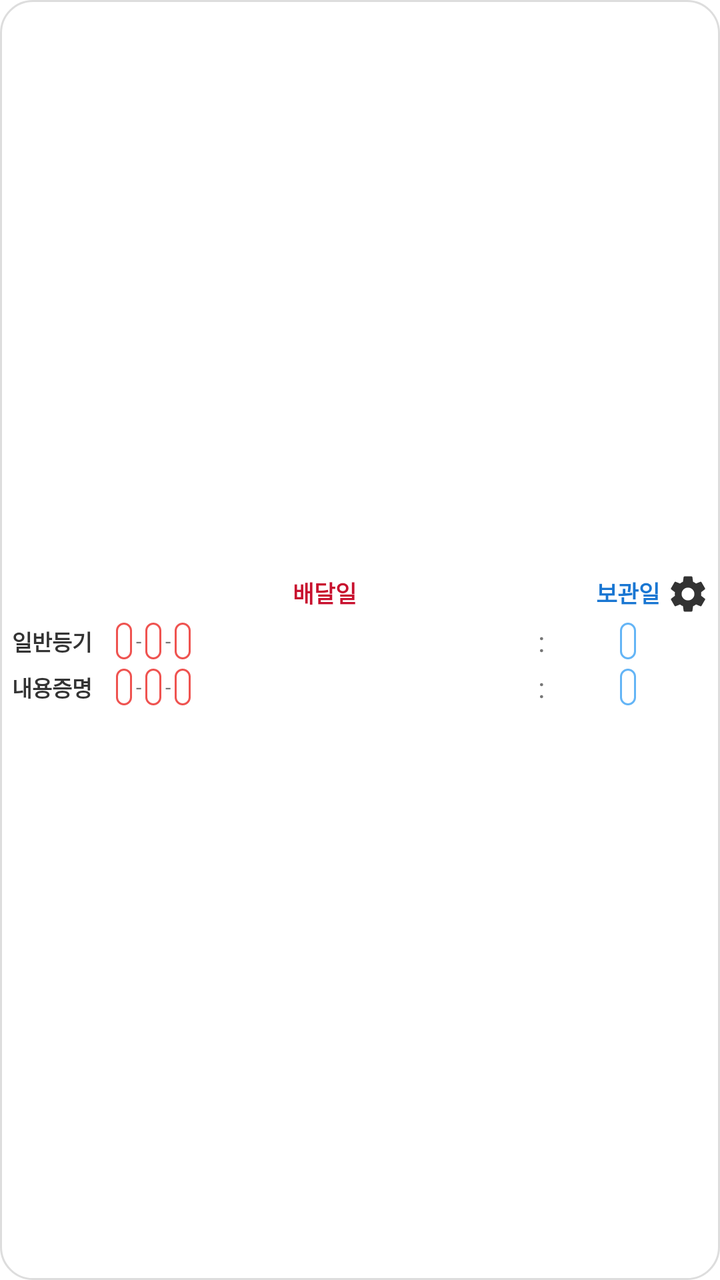
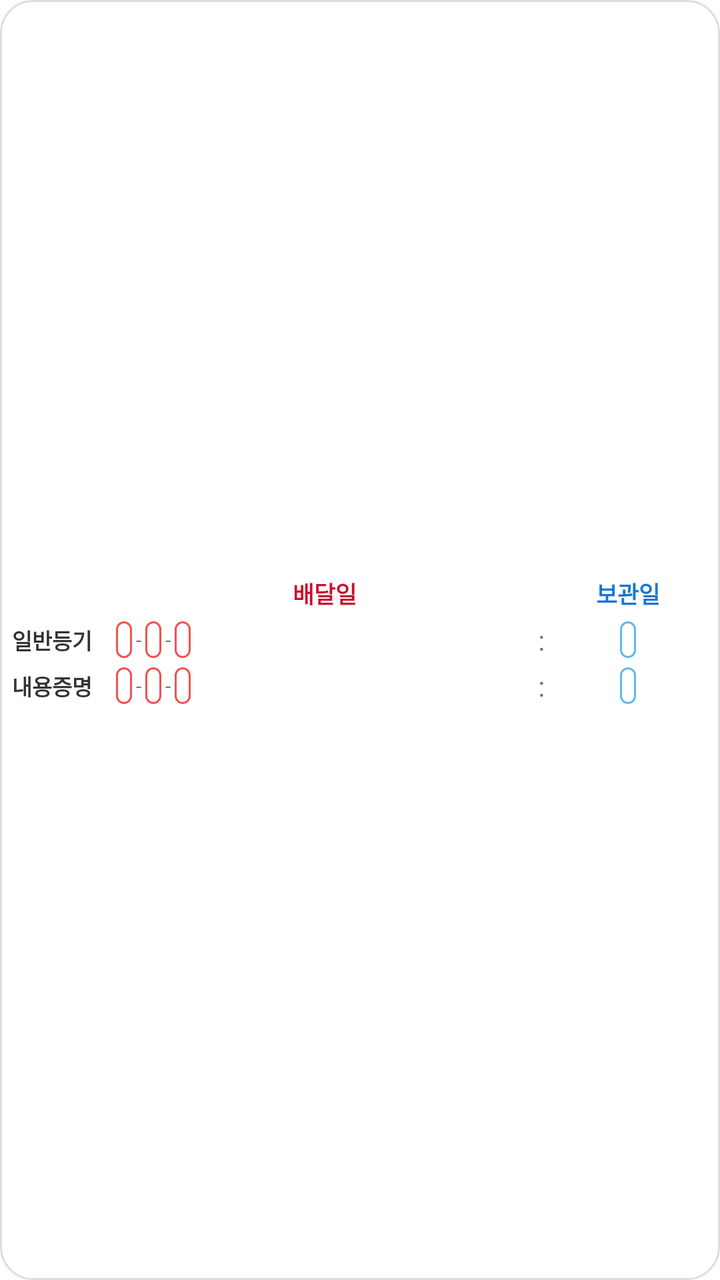

Two renders of the same Android screen: before a commit and after it. Below are the layout's source before the change and the commit's diff.
<!-- AndroidManifest.xml: application theme Theme.BusinessDayCalculator -->
<!-- res/layout/widget_medium.xml -->
<?xml version="1.0" encoding="utf-8"?>
<LinearLayout xmlns:android="http://schemas.android.com/apk/res/android"
    android:id="@+id/widget_root"
    android:layout_width="match_parent"
    android:layout_height="match_parent"
    android:background="@drawable/widget_bg"
    android:orientation="vertical"
    android:padding="6dp"
    android:gravity="center_vertical">

    
    <RelativeLayout
        android:layout_width="match_parent"
        android:layout_height="wrap_content"
        android:layout_marginBottom="4dp">

        <LinearLayout
            android:layout_width="match_parent"
            android:layout_height="wrap_content"
            android:orientation="horizontal"
            android:gravity="center_vertical">

            <TextView android:layout_width="52dp" android:layout_height="wrap_content" />

            <TextView
                android:layout_width="0dp"
                android:layout_height="wrap_content"
                android:layout_weight="1"
                android:text="배달일"
                android:textColor="@color/chip_green_text"
                android:textStyle="bold"
                android:textSize="11.5sp"
                android:gravity="center" />

            <TextView
                android:layout_width="wrap_content"
                android:layout_height="wrap_content"
                android:text=":"
                android:visibility="invisible"
                android:paddingLeft="2dp"
                android:paddingRight="2dp" />

            <LinearLayout
                android:layout_width="0dp"
                android:layout_height="wrap_content"
                android:layout_weight="0.38"
                android:gravity="center">

                <TextView
                    android:layout_width="wrap_content"
                    android:layout_height="wrap_content"
                    android:text="보관일"
                    android:textColor="@color/chip_blue_text"
                    android:textStyle="bold"
                    android:textSize="11.5sp" />
            </LinearLayout>
        </LinearLayout>

        <ImageButton
            android:id="@+id/btnWidgetSettings"
            android:layout_width="20dp"
            android:layout_height="20dp"
            android:layout_alignParentEnd="true"
            android:layout_centerVertical="true"
            android:background="@android:color/transparent"
            android:src="@drawable/ic_settings"
            android:contentDescription="위젯 설정" />
    </RelativeLayout>

    
    <LinearLayout
        android:layout_width="match_parent"
        android:layout_height="wrap_content"
        android:orientation="horizontal"
        android:gravity="center_vertical"
        android:layout_marginBottom="4dp">

        <TextView
            android:id="@+id/tvTitleNormal"
            android:layout_width="52dp"
            android:layout_height="wrap_content"
            android:text="일반등기"
            android:textSize="11sp"
            android:textStyle="bold"
            android:textColor="@color/text_main" />

        <LinearLayout
            android:layout_width="0dp"
            android:layout_height="wrap_content"
            android:layout_weight="1"
            android:orientation="horizontal"
            android:gravity="center_vertical|start">

            <TextView
                android:id="@+id/chipNormalDel1"
                android:layout_width="wrap_content"
                android:layout_height="wrap_content"
                android:background="@drawable/chip_green"
                android:textColor="@color/chip_green_text"
                android:textSize="10.5sp"
                android:paddingLeft="4dp"
                android:paddingRight="4dp"
                android:paddingTop="2dp"
                android:paddingBottom="2dp"
                android:singleLine="true" />

            <TextView
                android:id="@+id/dashNormalDel1"
                android:layout_width="wrap_content"
                android:layout_height="wrap_content"
                android:text="-"
                android:textColor="@color/text_secondary"
                android:paddingLeft="2dp"
                android:paddingRight="2dp"
                android:textSize="10sp" />

            <TextView
                android:id="@+id/chipNormalDel2"
                android:layout_width="wrap_content"
                android:layout_height="wrap_content"
                android:background="@drawable/chip_green"
                android:textColor="@color/chip_green_text"
                android:textSize="10.5sp"
                android:paddingLeft="4dp"
                android:paddingRight="4dp"
                android:paddingTop="2dp"
                android:paddingBottom="2dp"
                android:singleLine="true" />

            <TextView
                android:id="@+id/dashNormalDel2"
                android:layout_width="wrap_content"
                android:layout_height="wrap_content"
                android:text="-"
                android:textColor="@color/text_secondary"
                android:paddingLeft="2dp"
                android:paddingRight="2dp"
                android:textSize="10sp" />

            <TextView
                android:id="@+id/chipNormalDel3"
                android:layout_width="wrap_content"
                android:layout_height="wrap_content"
                android:background="@drawable/chip_green"
                android:textColor="@color/chip_green_text"
                android:textSize="10.5sp"
                android:paddingLeft="4dp"
                android:paddingRight="4dp"
                android:paddingTop="2dp"
                android:paddingBottom="2dp"
                android:singleLine="true" />
        </LinearLayout>

        <TextView
            android:id="@+id/colonNormal"
            android:layout_width="wrap_content"
            android:layout_height="wrap_content"
            android:text=":"
            android:textColor="@color/text_secondary"
            android:paddingLeft="2dp"
            android:paddingRight="2dp" />

        <LinearLayout
            android:layout_width="0dp"
            android:layout_height="wrap_content"
            android:layout_weight="0.38"
            android:gravity="center">

            <TextView
                android:id="@+id/chipNormalSto"
                android:layout_width="wrap_content"
                android:layout_height="wrap_content"
                android:background="@drawable/chip_blue"
                android:textColor="@color/chip_blue_text"
                android:textSize="10.5sp"
                android:paddingLeft="4dp"
                android:paddingRight="4dp"
                android:paddingTop="2dp"
                android:paddingBottom="2dp"
                android:singleLine="true" />
        </LinearLayout>
    </LinearLayout>

    
    <LinearLayout
        android:layout_width="match_parent"
        android:layout_height="wrap_content"
        android:orientation="horizontal"
        android:gravity="center_vertical">

        <TextView
            android:id="@+id/tvTitleCert"
            android:layout_width="52dp"
            android:layout_height="wrap_content"
            android:text="내용증명"
            android:textSize="11sp"
            android:textStyle="bold"
            android:textColor="@color/text_main" />

        <LinearLayout
            android:layout_width="0dp"
            android:layout_height="wrap_content"
            android:layout_weight="1"
            android:orientation="horizontal"
            android:gravity="center_vertical|start">

            <TextView
                android:id="@+id/chipCertDel1"
                android:layout_width="wrap_content"
                android:layout_height="wrap_content"
                android:background="@drawable/chip_green"
                android:textColor="@color/chip_green_text"
                android:textSize="10.5sp"
                android:paddingLeft="4dp"
                android:paddingRight="4dp"
                android:paddingTop="2dp"
                android:paddingBottom="2dp"
                android:singleLine="true" />

            <TextView
                android:id="@+id/dashCertDel1"
                android:layout_width="wrap_content"
                android:layout_height="wrap_content"
                android:text="-"
                android:textColor="@color/text_secondary"
                android:paddingLeft="2dp"
                android:paddingRight="2dp"
                android:textSize="10sp" />

            <TextView
                android:id="@+id/chipCertDel2"
                android:layout_width="wrap_content"
                android:layout_height="wrap_content"
                android:background="@drawable/chip_green"
                android:textColor="@color/chip_green_text"
                android:textSize="10.5sp"
                android:paddingLeft="4dp"
                android:paddingRight="4dp"
                android:paddingTop="2dp"
                android:paddingBottom="2dp"
                android:singleLine="true" />

            <TextView
                android:id="@+id/dashCertDel2"
                android:layout_width="wrap_content"
                android:layout_height="wrap_content"
                android:text="-"
                android:textColor="@color/text_secondary"
                android:paddingLeft="2dp"
                android:paddingRight="2dp"
                android:textSize="10sp" />

            <TextView
                android:id="@+id/chipCertDel3"
                android:layout_width="wrap_content"
                android:layout_height="wrap_content"
                android:background="@drawable/chip_green"
                android:textColor="@color/chip_green_text"
                android:textSize="10.5sp"
                android:paddingLeft="4dp"
                android:paddingRight="4dp"
                android:paddingTop="2dp"
                android:paddingBottom="2dp"
                android:singleLine="true" />
        </LinearLayout>

        <TextView
            android:id="@+id/colonCert"
            android:layout_width="wrap_content"
            android:layout_height="wrap_content"
            android:text=":"
            android:textColor="@color/text_secondary"
            android:paddingLeft="2dp"
            android:paddingRight="2dp" />

        <LinearLayout
            android:layout_width="0dp"
            android:layout_height="wrap_content"
            android:layout_weight="0.38"
            android:gravity="center">

            <TextView
                android:id="@+id/chipCertSto"
                android:layout_width="wrap_content"
                android:layout_height="wrap_content"
                android:background="@drawable/chip_blue"
                android:textColor="@color/chip_blue_text"
                android:textSize="10.5sp"
                android:paddingLeft="4dp"
                android:paddingRight="4dp"
                android:paddingTop="2dp"
                android:paddingBottom="2dp"
                android:singleLine="true" />
        </LinearLayout>
    </LinearLayout>

</LinearLayout>
<!-- resources referenced by this layout -->
<resources>
  <color name="chip_blue_text">#1976D2</color>
  <color name="chip_green_text">#C8102E</color>
  <color name="text_main">#333333</color>
  <color name="text_secondary">#777777</color>
  <!-- drawable chip_blue (drawable) -->
  <?xml version="1.0" encoding="utf-8"?>
  <shape xmlns:android="http://schemas.android.com/apk/res/android"
      android:shape="rectangle">
      <corners android:radius="6dp" />
      <stroke android:width="1dp" android:color="@color/chip_blue_border" />
      <solid android:color="@color/white" />
  </shape>
  <!-- drawable chip_green (drawable) -->
  <?xml version="1.0" encoding="utf-8"?>
  <shape xmlns:android="http://schemas.android.com/apk/res/android"
      android:shape="rectangle">
      <corners android:radius="6dp" />
      <stroke android:width="1dp" android:color="@color/chip_green_border" />
      <solid android:color="@color/white" />
  </shape>
  <!-- drawable ic_settings (drawable) -->
  <vector xmlns:android="http://schemas.android.com/apk/res/android"
      android:width="22dp"
      android:height="22dp"
      android:viewportWidth="24"
      android:viewportHeight="24">
    <path
        android:fillColor="#333333"
        android:pathData="M19.14,12.94c0.04,-0.3 0.06,-0.61 0.06,-0.94 0,-0.32 -0.02,-0.64 -0.07,-0.94l2.03,-1.58c0.18,-0.14 0.23,-0.41 0.12,-0.61l-1.92,-3.32c-0.12,-0.22 -0.37,-0.29 -0.59,-0.22l-2.39,0.96c-0.5,-0.38 -1.03,-0.7 -1.62,-0.94l-0.36,-2.54c-0.04,-0.24 -0.24,-0.41 -0.48,-0.41h-3.84c-0.24,0 -0.43,0.17 -0.47,0.41l-0.36,2.54c-0.59,0.24 -1.13,0.57 -1.62,0.94l-2.39,-0.96c-0.22,-0.08 -0.47,0 -0.59,0.22L2.74,8.87c-0.12,0.21 -0.08,0.47 0.12,0.61l2.03,1.58c-0.05,0.3 -0.09,0.63 -0.09,0.94 0,0.31 0.04,0.64 0.09,0.94l-2.03,1.58c-0.18,0.14 -0.23,0.41 -0.12,0.61l1.92,3.32c0.12,0.22 0.37,0.29 0.59,0.22l2.39,-0.96c0.5,0.38 1.03,0.7 1.62,0.94l0.36,2.54c0.05,0.24 0.24,0.41 0.48,0.41h3.84c0.24,0 0.44,-0.17 0.47,-0.41l0.36,-2.54c0.59,-0.24 1.13,-0.56 1.62,-0.94l2.39,0.96c0.22,0.08 0.47,0 0.59,-0.22l1.92,-3.32c0.12,-0.22 0.07,-0.47 -0.12,-0.61l-2.01,-1.58zM12,15.5c-1.93,0 -3.5,-1.57 -3.5,-3.5s1.57,-3.5 3.5,-3.5 3.5,1.57 3.5,3.5 -1.57,3.5 -3.5,3.5z"/>
  </vector>
  <!-- drawable widget_bg (drawable) -->
  <?xml version="1.0" encoding="utf-8"?>
  <shape xmlns:android="http://schemas.android.com/apk/res/android"
      android:shape="rectangle">
      <solid android:color="@color/widget_background" />
      <corners android:radius="16dp" />
      <stroke android:width="1dp" android:color="#DDDDDD" />
  </shape>
  <style name="Theme.BusinessDayCalculator" parent="Base.Theme.BusinessDayCalculator" />
  <color name="chip_blue_border">#64B5F6</color>
  <color name="white">#FFFFFFFF</color>
  <color name="chip_green_border">#EF5350</color>
  <color name="widget_background">#FFFFFF</color>
  <style name="Base.Theme.BusinessDayCalculator" parent="Theme.MaterialComponents.DayNight.NoActionBar">
          
          <item name="colorPrimary">@color/primary</item>
          <item name="colorPrimaryVariant">@color/primary_variant</item>
          <item name="colorOnPrimary">@color/white</item>
          <item name="colorSecondary">@color/secondary</item>
      </style>
  <color name="primary">#C8102E</color>
  <color name="primary_variant">#A00C24</color>
  <color name="secondary">#FFEBEE</color>
</resources>

<!-- the commit's change to res/layout/widget_medium.xml (unified diff, before → after) -->
@@ -56,15 +56,7 @@
             </LinearLayout>
         </LinearLayout>
 
-        <ImageButton
-            android:id="@+id/btnWidgetSettings"
-            android:layout_width="20dp"
-            android:layout_height="20dp"
-            android:layout_alignParentEnd="true"
-            android:layout_centerVertical="true"
-            android:background="@android:color/transparent"
-            android:src="@drawable/ic_settings"
-            android:contentDescription="위젯 설정" />
+
     </RelativeLayout>
 
     
<!-- resource entries referenced after the edit -->
@@ -20,16 +20,6 @@
       <stroke android:width="1dp" android:color="@color/chip_green_border" />
       <solid android:color="@color/white" />
   </shape>
-  <!-- drawable ic_settings (drawable) -->
-  <vector xmlns:android="http://schemas.android.com/apk/res/android"
-      android:width="22dp"
-      android:height="22dp"
-      android:viewportWidth="24"
-      android:viewportHeight="24">
-    <path
-        android:fillColor="#333333"
-        android:pathData="M19.14,12.94c0.04,-0.3 0.06,-0.61 0.06,-0.94 0,-0.32 -0.02,-0.64 -0.07,-0.94l2.03,-1.58c0.18,-0.14 0.23,-0.41 0.12,-0.61l-1.92,-3.32c-0.12,-0.22 -0.37,-0.29 -0.59,-0.22l-2.39,0.96c-0.5,-0.38 -1.03,-0.7 -1.62,-0.94l-0.36,-2.54c-0.04,-0.24 -0.24,-0.41 -0.48,-0.41h-3.84c-0.24,0 -0.43,0.17 -0.47,0.41l-0.36,2.54c-0.59,0.24 -1.13,0.57 -1.62,0.94l-2.39,-0.96c-0.22,-0.08 -0.47,0 -0.59,0.22L2.74,8.87c-0.12,0.21 -0.08,0.47 0.12,0.61l2.03,1.58c-0.05,0.3 -0.09,0.63 -0.09,0.94 0,0.31 0.04,0.64 0.09,0.94l-2.03,1.58c-0.18,0.14 -0.23,0.41 -0.12,0.61l1.92,3.32c0.12,0.22 0.37,0.29 0.59,0.22l2.39,-0.96c0.5,0.38 1.03,0.7 1.62,0.94l0.36,2.54c0.05,0.24 0.24,0.41 0.48,0.41h3.84c0.24,0 0.44,-0.17 0.47,-0.41l0.36,-2.54c0.59,-0.24 1.13,-0.56 1.62,-0.94l2.39,0.96c0.22,0.08 0.47,0 0.59,-0.22l1.92,-3.32c0.12,-0.22 0.07,-0.47 -0.12,-0.61l-2.01,-1.58zM12,15.5c-1.93,0 -3.5,-1.57 -3.5,-3.5s1.57,-3.5 3.5,-3.5 3.5,1.57 3.5,3.5 -1.57,3.5 -3.5,3.5z"/>
-  </vector>
   <!-- drawable widget_bg (drawable) -->
   <?xml version="1.0" encoding="utf-8"?>
   <shape xmlns:android="http://schemas.android.com/apk/res/android"
